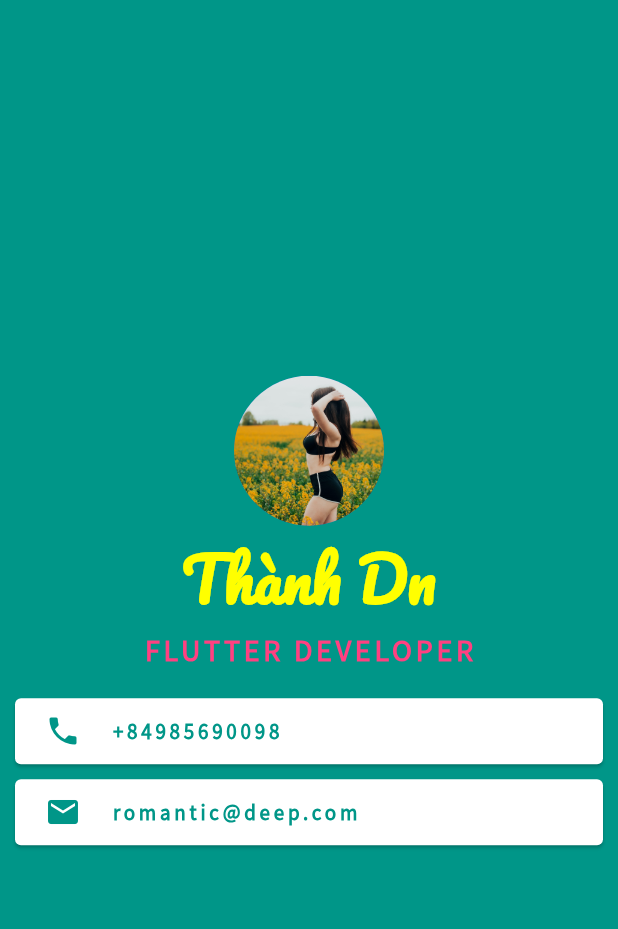
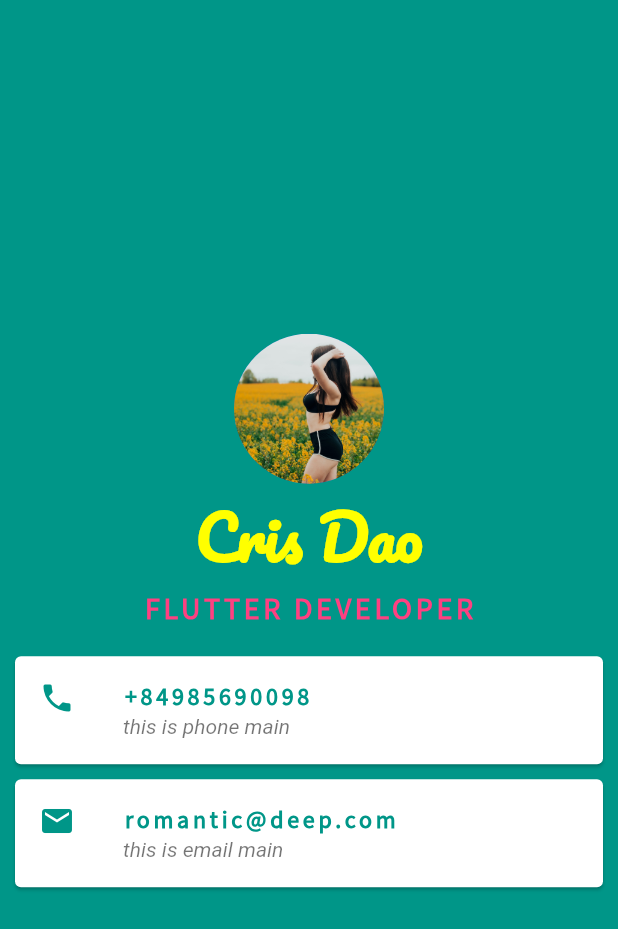
Before and after one commit to vii9/ft-rich-appi, a Flutter app: the screen it shows after launch, on a phone screen of 412 x 824 dp. Shown: the top 929 px of the screen. Run offline on Flutter 3.47's test engine with Material 2 defaults, Android fonts, the phone set to English and light mode, and no system bars.

Commit message:
apply Card\ListTile

```diff
--- a/lib/main.dart
+++ b/lib/main.dart
@@ -1,3 +1,4 @@
+import 'package:flutter/cupertino.dart';
 import 'package:flutter/material.dart';
 import 'package:flutter/widgets.dart';
 
@@ -18,20 +19,20 @@ class MyApp extends StatelessWidget {
           child: Column(
             mainAxisSize: MainAxisSize.max,
             mainAxisAlignment: MainAxisAlignment.center,
-            children: <Widget>[
-              const CircleAvatar(
+            children: const <Widget>[
+              CircleAvatar(
                 radius: 50.0,
                 backgroundImage: AssetImage('images/girl.jpg'),
               ),
-              const Text(
-                'Thành Dn',
+              Text(
+                'Cris Dao',
                 style: TextStyle(
                     fontFamily: 'Pacifico',
                     fontSize: 40.0,
                     color: Colors.yellowAccent,
                     fontWeight: FontWeight.bold),
               ),
-              const Text(
+              Text(
                 'FLUTTER DEVELOPER',
                 style: TextStyle(
                     fontFamily: 'Source Sans Pro',
@@ -42,54 +43,42 @@ class MyApp extends StatelessWidget {
               ),
               Card(
                   color: Colors.white,
-                margin: const EdgeInsets.only(
+                  margin: EdgeInsets.only(
                       left: 10.0, top: 20.0, right: 10.0, bottom: 10.0),
-                child: Padding(
-                  padding: const EdgeInsets.symmetric(
-                      vertical: 10.0, horizontal: 20.0),
-                  child: Row(
-                    children: const <Widget>[
-                      Icon(Icons.phone, color: Colors.teal),
-                      SizedBox(
-                        width: 20.0,
-                      ),
-                      Text(
+                  child: ListTile(
+                    leading: Icon(Icons.phone, color: Colors.teal),
+                    title: Text(
                       '+84985690098',
                       style: TextStyle(
                           color: Colors.teal,
                           fontWeight: FontWeight.bold,
                           fontFamily: 'Source Sans Pro',
                           letterSpacing: 2.5),
-                      )
-                    ],
                     ),
+                    subtitle: Text(
+                      'this is phone main',
+                      style: TextStyle(fontStyle: FontStyle.italic),
                     ),
-              ),
+                  )),
               Card(
                   color: Colors.white,
-                margin: const EdgeInsets.only(
+                  margin: EdgeInsets.only(
                       left: 10.0, top: 0.0, right: 10.0, bottom: 10.0),
-                child: Padding(
-                  padding: const EdgeInsets.symmetric(
-                      vertical: 10.0, horizontal: 20.0),
-                  child: Row(
-                    children: const <Widget>[
-                      Icon(Icons.email, color: Colors.teal),
-                      SizedBox(
-                        width: 20.0,
-                      ),
-                      Text(
+                  child: ListTile(
+                    leading: Icon(Icons.email, color: Colors.teal),
+                    title: Text(
                       'romantic@deep.com',
                       style: TextStyle(
                           color: Colors.teal,
                           fontWeight: FontWeight.bold,
                           fontFamily: 'Source Sans Pro',
                           letterSpacing: 2.5),
-                      )
-                    ],
                     ),
+                    subtitle: Text(
+                      'this is email main',
+                      style: TextStyle(fontStyle: FontStyle.italic),
                     ),
-              )
+                  ))
             ],
           ),
         ),
@@ -112,4 +101,6 @@ class MyApp extends StatelessWidget {
     ),
     );
     }
+    padding: const EdgeInsets.symmetric(
+    vertical: 10.0, horizontal: 20.0)
  * **/
```
Lines whose indentation alone changed are shown as unchanged.
